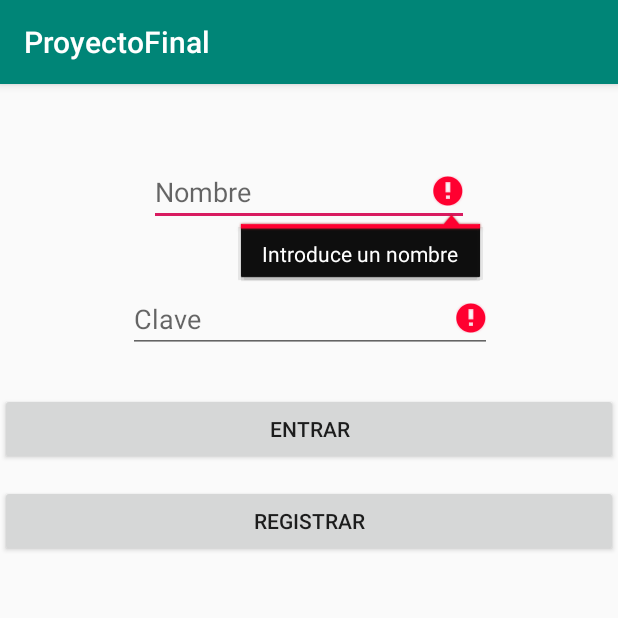
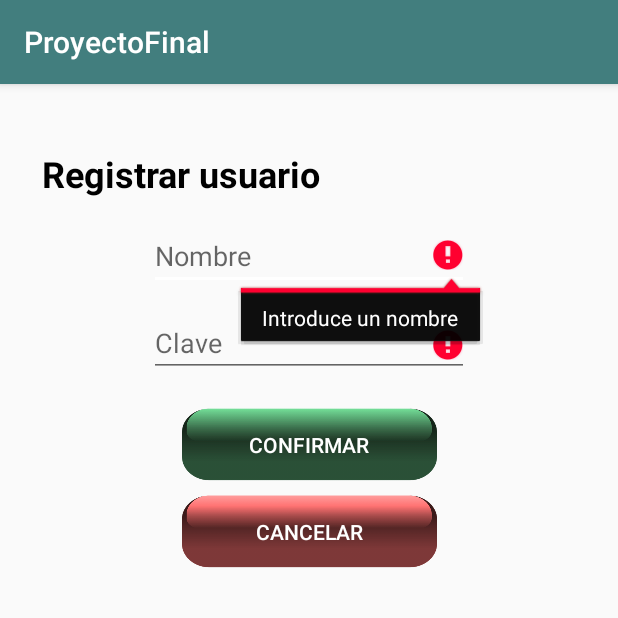
Before and after one commit to Apume/ProyectoFinalAndroid, an Android app: the screen it shows after launch (MainActivity), after a tap on "CONFIRMAR", on a phone screen of 412 x 824 dp, the top half of it. Run offline under Robolectric (Android 15) with nearby library versions, the phone set to English and light mode, and no system bars; 2 other taps on this screen came first.

Commit message:
Main activity done, Estetica de root done, botones de cerrar sesion done

```diff
--- a/app/src/main/java/com/example/adrian/proyectofinal/MainActivity.java
+++ b/app/src/main/java/com/example/adrian/proyectofinal/MainActivity.java
@@ -16,7 +16,7 @@ import android.widget.Toast;
 
 public class MainActivity extends AppCompatActivity {
     //
-    private Button bConfirmarRegistro, bRegistrar, bEntrar;
+    private Button bConfirmarRegistro, bCancelarRegistro, bRegistrar, bEntrar;
     private TextView tvRegistro;
     private EditText etNombre, etPass;
     private String nombre, pass;
@@ -26,13 +26,17 @@ public class MainActivity extends AppCompatActivity {
         setContentView(R.layout.activity_main);
 
         //--------------------
-
+        tvRegistro=findViewById(R.id.tvRegistrar);
         etNombre=findViewById(R.id.etNombre);
         etPass=findViewById(R.id.etPass);
         bRegistrar=findViewById(R.id.bRegistrar);
         bEntrar=findViewById(R.id.bEntrar);
         bConfirmarRegistro=findViewById(R.id.bConfrirmarRegistro);
+        bCancelarRegistro=findViewById(R.id.bCancelar);
+
+        tvRegistro.setVisibility(View.INVISIBLE);
         bConfirmarRegistro.setVisibility(View.INVISIBLE);
+        bCancelarRegistro.setVisibility(View.INVISIBLE);
 
 
         if(!comprobarBD("root","root")){
@@ -47,14 +51,14 @@ public class MainActivity extends AppCompatActivity {
         pass = etPass.getText().toString();
         if(!TextUtils.isEmpty(nombre) && !TextUtils.isEmpty(pass)) {
 
-                if (comprobarBD(nombre, pass)) {
-                    if(nombre.equals("root")  && pass.equals("root")){
+                if(comprobarBD(nombre, pass)) {
+                    if(nombre.equals("root") && pass.equals("root")){
                         startActivity(a);
-                    }
-                    else {
+                    }else{
+                        finish();
                         startActivity(i);
                     }
-                } else {
+                }else{
                     Toast.makeText(this, "Usuario o contraseña erroneos", Toast.LENGTH_SHORT).show();
                 }
 
@@ -75,28 +79,50 @@ public class MainActivity extends AppCompatActivity {
         etPass.setText("");
         bEntrar.setVisibility(View.INVISIBLE);
         bRegistrar.setVisibility(View.INVISIBLE);
+
+        tvRegistro.setVisibility(View.VISIBLE);
         bConfirmarRegistro.setVisibility(View.VISIBLE);
-
+        bCancelarRegistro.setVisibility(View.VISIBLE);
     }
 
     public void bConfirmar (View view){
-        bEntrar.setVisibility(View.VISIBLE);
-        bRegistrar.setVisibility(View.VISIBLE);
-        bConfirmarRegistro.setVisibility(View.INVISIBLE);
+
         nombre = etNombre.getText().toString();
         pass = etPass.getText().toString();
-        if(TextUtils.isEmpty(nombre) && TextUtils.isEmpty(pass)) {
+        if(TextUtils.isEmpty(nombre) || TextUtils.isEmpty(pass)) {
             etNombre.setError("Introduce un nombre");
             etPass.setError("Introduce una contraseña");
-            Toast.makeText(this,"rellena los campos", Toast.LENGTH_SHORT).show();
+            Toast.makeText(this,"Por favor, rellena los campos vacios", Toast.LENGTH_SHORT).show();
 
         }else {
             if(!comprobarBD(nombre, pass)) {
                 registrar(nombre, pass);
+                tvRegistro.setVisibility(View.INVISIBLE);
+                bConfirmarRegistro.setVisibility(View.INVISIBLE);
+                bCancelarRegistro.setVisibility(View.INVISIBLE);
+                etNombre.setText("");
+                etPass.setText("");
+                bEntrar.setVisibility(View.VISIBLE);
+                bRegistrar.setVisibility(View.VISIBLE);
+
             }else{
-                Toast.makeText(this,"Introduce un usuario diferente", Toast.LENGTH_SHORT).show();
+                etNombre.requestFocus();
+                Toast.makeText(this,"Ya existe, Introduce un usuario diferente", Toast.LENGTH_SHORT).show();
             }
         }
+    }
+
+    public void bCancelarRegistro (View view){
+
+        tvRegistro.setVisibility(View.INVISIBLE);
+        bConfirmarRegistro.setVisibility(View.INVISIBLE);
+        bCancelarRegistro.setVisibility(View.INVISIBLE);
+        etNombre.setText("");
+        etPass.setText("");
+        bEntrar.setVisibility(View.VISIBLE);
+        bRegistrar.setVisibility(View.VISIBLE);
+
+
     }
 
     public void registrar(String nombre, String pass) {
--- a/app/src/main/res/layout/activity_main.xml
+++ b/app/src/main/res/layout/activity_main.xml
@@ -1,5 +1,5 @@
 <?xml version="1.0" encoding="utf-8"?>
-<RelativeLayout xmlns:android="http://schemas.android.com/apk/res/android"
+<android.support.constraint.ConstraintLayout xmlns:android="http://schemas.android.com/apk/res/android"
     xmlns:app="http://schemas.android.com/apk/res-auto"
     xmlns:tools="http://schemas.android.com/tools"
     android:layout_width="match_parent"
@@ -10,66 +10,102 @@
         android:id="@+id/etNombre"
         android:layout_width="wrap_content"
         android:layout_height="wrap_content"
-        android:layout_alignParentTop="true"
-        android:layout_centerHorizontal="true"
-        android:layout_marginStart="84dp"
-        android:layout_marginTop="49dp"
-        android:layout_marginEnd="85dp"
+        android:layout_marginStart="8dp"
+        android:layout_marginTop="92dp"
+        android:layout_marginEnd="8dp"
         android:autofillHints=""
         android:ems="10"
         android:hint="@string/nombre"
-        android:inputType="textPersonName" tools:targetApi="o"/>
+        android:inputType="textPersonName"
+        app:layout_constraintEnd_toEndOf="parent"
+        app:layout_constraintStart_toStartOf="parent"
+        app:layout_constraintTop_toTopOf="parent"
+        tools:targetApi="o" />
 
     <EditText
         android:id="@+id/etPass"
         android:layout_width="wrap_content"
-        android:layout_height="wrap_content"
-        android:layout_alignParentStart="true"
-        android:layout_alignParentTop="true"
-        android:layout_alignParentEnd="true"
-        android:layout_marginStart="85dp"
-        android:layout_marginTop="134dp"
-        android:layout_marginEnd="84dp"
+        android:layout_height="42dp"
+        android:layout_marginStart="8dp"
+        android:layout_marginTop="16dp"
+        android:layout_marginEnd="8dp"
+        android:autofillHints=""
         android:ems="10"
         android:hint="@string/clave"
         android:inputType="textPassword"
-        android:autofillHints="" tools:targetApi="o"/>
+        app:layout_constraintEnd_toEndOf="parent"
+        app:layout_constraintStart_toStartOf="parent"
+        app:layout_constraintTop_toBottomOf="@+id/etNombre"
+        tools:targetApi="o" />
+
+    <Button
+        android:id="@+id/bConfrirmarRegistro"
+        android:layout_width="170dp"
+        android:layout_height="50dp"
+        android:layout_marginStart="8dp"
+        android:layout_marginTop="20dp"
+        android:layout_marginEnd="8dp"
+        android:background="@drawable/botonverde"
+        android:onClick="bConfirmar"
+        android:text="@string/confirmarRegistro"
+        android:textColor="@android:color/background_light"
+        app:layout_constraintEnd_toEndOf="parent"
+        app:layout_constraintStart_toStartOf="parent"
+        app:layout_constraintTop_toBottomOf="@+id/etPass" />
+
+    <Button
+        android:id="@+id/bCancelar"
+        android:layout_width="170dp"
+        android:layout_height="50dp"
+        android:layout_marginTop="8dp"
+        android:background="@drawable/botonrojo"
+        android:onClick="bCancelarRegistro"
+        android:text="@string/cancelar"
+        android:textColor="@android:color/background_light"
+        app:layout_constraintEnd_toEndOf="@+id/bConfrirmarRegistro"
+        app:layout_constraintStart_toStartOf="@+id/bConfrirmarRegistro"
+        app:layout_constraintTop_toBottomOf="@+id/bConfrirmarRegistro" />
 
     <Button
         android:id="@+id/bEntrar"
-        android:layout_width="wrap_content"
-        android:layout_height="wrap_content"
-        android:layout_alignParentStart="true"
-        android:layout_alignParentTop="true"
-        android:layout_alignParentEnd="true"
-        android:layout_marginStart="0dp"
-        android:layout_marginTop="206dp"
-        android:layout_marginEnd="0dp"
+        android:layout_width="170dp"
+        android:layout_height="50dp"
+        android:layout_marginStart="8dp"
+        android:layout_marginTop="20dp"
+        android:layout_marginEnd="8dp"
+        android:background="@drawable/botonazul"
         android:onClick="bEntrar"
-        android:text="@string/entrar" />
+        android:text="@string/entrar"
+        android:textColor="@android:color/background_light"
+        app:layout_constraintEnd_toEndOf="parent"
+        app:layout_constraintHorizontal_bias="0.502"
+        app:layout_constraintStart_toStartOf="parent"
+        app:layout_constraintTop_toBottomOf="@+id/etPass" />
 
     <Button
         android:id="@+id/bRegistrar"
+        android:layout_width="170dp"
+        android:layout_height="50dp"
+        android:layout_marginTop="8dp"
+        android:background="@drawable/botonazul"
+        android:onClick="bRegistrar"
+        android:text="@string/registrar"
+        android:textColor="@android:color/background_light"
+        app:layout_constraintEnd_toEndOf="@+id/bEntrar"
+        app:layout_constraintStart_toStartOf="@+id/bEntrar"
+        app:layout_constraintTop_toBottomOf="@+id/bEntrar" />
+
+    <TextView
+        android:id="@+id/tvRegistrar"
         android:layout_width="wrap_content"
         android:layout_height="wrap_content"
-        android:layout_below="@+id/bEntrar"
-        android:layout_alignStart="@+id/bEntrar"
-        android:layout_alignParentEnd="true"
-        android:layout_marginStart="0dp"
-        android:layout_marginTop="13dp"
-        android:layout_marginEnd="0dp"
-        android:onClick="bRegistrar"
-        android:text="@string/registrar" />
+        android:layout_marginStart="28dp"
+        android:layout_marginBottom="16dp"
+        android:text="@string/etRegistrar_usuario"
+        android:textColor="@android:color/black"
+        android:textSize="24sp"
+        android:textStyle="bold"
+        app:layout_constraintBottom_toTopOf="@+id/etNombre"
+        app:layout_constraintStart_toStartOf="parent" />
 
-    <Button
-        android:id="@+id/bConfrirmarRegistro"
-        android:layout_width="wrap_content"
-        android:layout_height="wrap_content"
-        android:layout_below="@+id/etPass"
-        android:layout_alignParentStart="true"
-        android:layout_alignParentEnd="true"
-        android:layout_marginTop="27dp"
-        android:onClick="bConfirmar"
-        android:text="@string/confirmarRegistro" />
-
-</RelativeLayout>
+</android.support.constraint.ConstraintLayout>
--- a/app/src/main/res/layout/activity_navigation.xml
+++ b/app/src/main/res/layout/activity_navigation.xml
@@ -13,7 +13,7 @@
         android:layout_width="match_parent"
         android:layout_height="match_parent" />
 
-    +<android.support.design.widget.NavigationView
+    <android.support.design.widget.NavigationView
         android:id="@+id/nav_view"
         android:layout_width="wrap_content"
         android:layout_height="match_parent"
--- a/app/src/main/res/menu/navigation.xml
+++ b/app/src/main/res/menu/navigation.xml
@@ -2,8 +2,8 @@
 <menu xmlns:android="http://schemas.android.com/apk/res/android"
     xmlns:app="http://schemas.android.com/apk/res-auto">
     <item
-        android:id="@+id/action_settings"
+        android:id="@+id/optionCreditos"
         android:orderInCategory="100"
-        android:title="@string/action_settings"
+        android:title="@string/creditos"
         app:showAsAction="never" />
 </menu>
--- a/app/src/main/res/values/colors.xml
+++ b/app/src/main/res/values/colors.xml
@@ -1,6 +1,6 @@
 <?xml version="1.0" encoding="utf-8"?>
 <resources>
-    <color name="colorPrimary">#008577</color>
-    <color name="colorPrimaryDark">#00574B</color>
-    <color name="colorAccent">#D81B60</color>
+    <color name="colorPrimary">#427E7E</color>
+    <color name="colorPrimaryDark">#38454B</color>
+    <color name="colorAccent">#FFFFFF</color>
 </resources>
--- a/app/src/main/res/values/strings.xml
+++ b/app/src/main/res/values/strings.xml
@@ -7,7 +7,6 @@
     <string name="nav_header_title">Aplicacion Final</string>
     <string name="nav_header_subtitle">Version de prueba</string>
     <string name="nav_header_desc">Navigation header</string>
-    <string name="action_settings">Settings</string>
     <string name="nombre">Nombre</string>
     <string name="clave">Clave</string>
     <string name="entrar">Entrar</string>
@@ -19,4 +18,11 @@
     <string name="cerrarSesion">Cerrar sesion</string>
     <string name="bienvenido">BIENVENIDO</string>
     <string name="hintGestion">Inserta un usuario</string>
+    <string name="etRegistrar_usuario">Registrar usuario</string>
+    <string name="cancelar">Cancelar</string>
+    <string name="etiquetaGaleria">Galeria</string>
+    <string name="etiquetaNotas">Notas</string>
+    <string name="etiquetaSonidos">Sonidos</string>
+    <string name="etiquetaCamara">Camara</string>
+    <string name="creditos">Creditos</string>
 </resources>
```
Also changed, not shown: app/src/main/java/com/example/adrian/proyectofinal/NavigationActivity.java (+33 -2 lines), app/src/main/java/com/example/adrian/proyectofinal/PantallaAdmin.java (+16 -19 lines), app/src/main/res/layout/activity_pantalla_admin.xml (+90 -69 lines), app/src/main/res/menu/activity_navigation_drawer.xml (+9 -4 lines), app/src/main/res/values-v21/strings.xml (added, +10 -0 lines), app/src/main/res/drawable/botonazul.png (added), app/src/main/res/drawable/botongris.png (added), app/src/main/res/drawable/botonrojo.png (added), app/src/main/res/drawable/botonverde.png (added).
